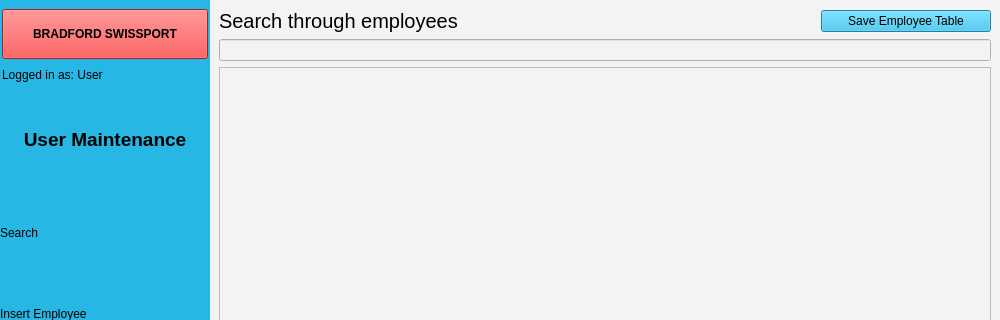
This is EMS-App/employeeScreen.ui in elroydsouza/HR-ManagementSystem as Qt 5 draws it before an edit; both pictures show x 0 to 1000 and y 0 to 320 of the 1000 by 550 pixel window. The edited form follows.
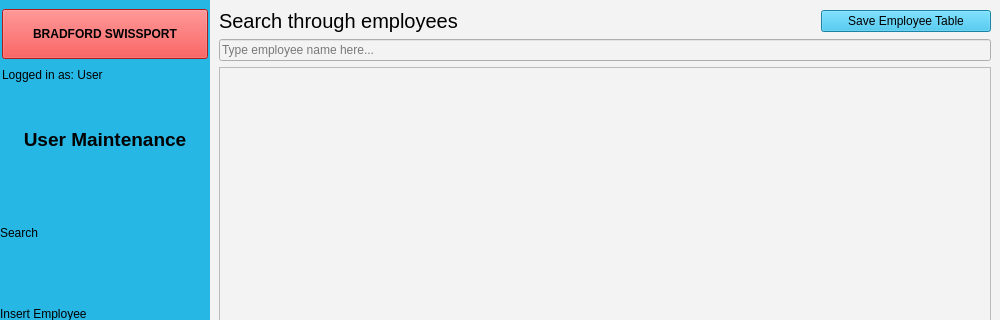
This is the edited form. Icons and pictures are not drawn.

Commit message: Added search bar functionality to employee and department screens

What changed in the file:
```diff
--- a/EMS-App/employeeScreen.ui
+++ b/EMS-App/employeeScreen.ui
@@ -454,7 +454,11 @@
         </layout>
        </item>
        <item>
-        <widget class="QLineEdit" name="le_search"/>
+        <widget class="QLineEdit" name="le_search">
+         <property name="placeholderText">
+          <string>Type employee name here...</string>
+         </property>
+        </widget>
        </item>
        <item>
         <widget class="QTableView" name="tbl_users">
```
The commit also changes 14 other files.
